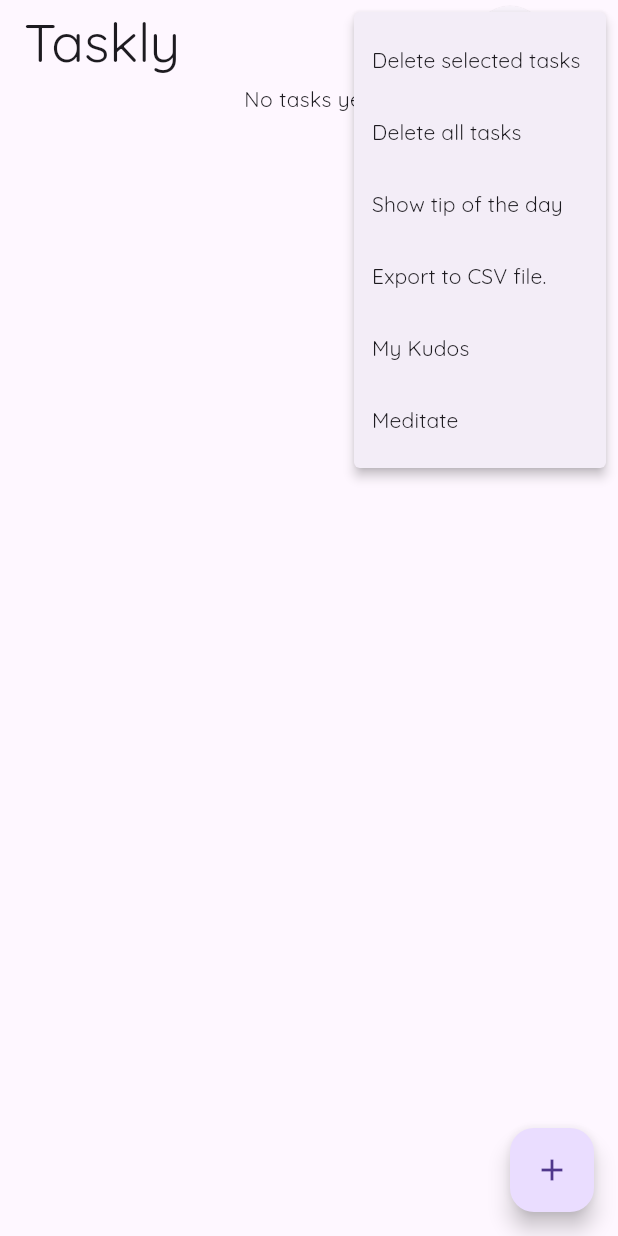
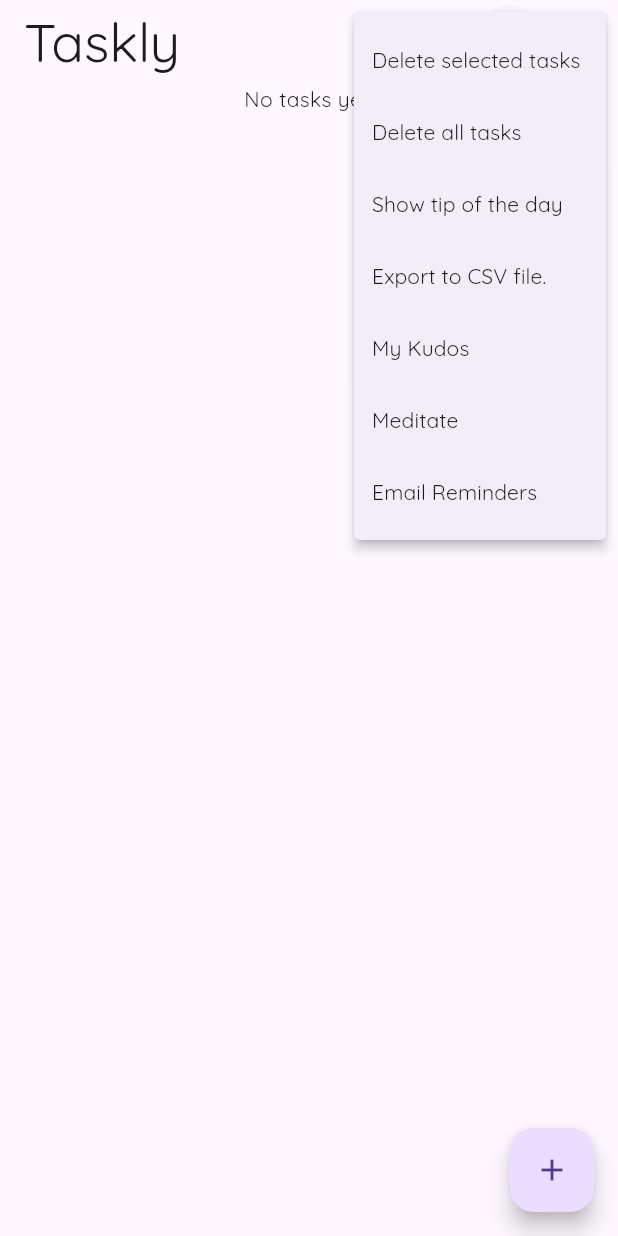
Before and after one commit to IMGIITRoorkee/Taskly, a Flutter app: the HomeScreen screen opened directly, after a tap on the "add" icon, after a tap on the "more vert" icon, on a phone screen of 412 x 824 dp. Run offline on Flutter 3.47's test engine with Material 3 defaults, Android fonts, the phone set to English and light mode, and no system bars; our stand-ins replace audioplayers, circular_countdown_timer, csv, file_picker, flutter_colorpicker, flutter_dotenv and 7 more; missing offline and left inert: choice, duration_picker, flutter_confetti, mailer, workmanager; accounts and stored records are empty; network calls fail.

Commit message:
Added user email option

```diff
--- a/lib/enums/taskoptions.dart
+++ b/lib/enums/taskoptions.dart
@@ -6,4 +6,5 @@ enum TaskOption {
   launchMeditationScreen,
   toggleTipVisibility,
   exportToCSV,
+  emailReminders,
 }
--- a/lib/main.dart
+++ b/lib/main.dart
@@ -5,14 +5,13 @@ import 'package:taskly/providers/theme_provider.dart';
 import 'package:taskly/screens/home_screen.dart';
 import 'package:taskly/screens/intro_screen.dart';
 import 'package:taskly/screens/splash_screen.dart';
-import 'package:taskly/service/email_service.dart';
 import 'package:taskly/service/local_db_service.dart';
 import 'package:taskly/service/speech_service.dart';
 import 'package:workmanager/workmanager.dart';
 
 void callbackDispatcher() {
   Workmanager().executeTask((task, inputData) async {
-    await EmailService.sendMessage();
+    //await EmailService.sendMessage();
     return Future.value(true);
   });
 }
--- a/lib/screens/home_screen.dart
+++ b/lib/screens/home_screen.dart
@@ -14,6 +14,7 @@ import 'package:taskly/screens/tasklist_screen.dart';
 import 'package:taskly/models/task.dart';
 import 'package:taskly/storage/task_storage.dart';
 import 'package:taskly/service/random_tip_service.dart';
+import 'package:taskly/widgets/email_reminder_card.dart';
 import 'package:taskly/widgets/theme_mode_switch.dart';
 import 'package:taskly/widgets/tip_of_day_card.dart';
 import 'dart:io';
@@ -189,6 +190,9 @@ class _HomeScreenState extends State<HomeScreen> {
         showtip = !showtip;
       } else if (option == TaskOption.exportToCSV) {
         exportToCSV(tasks);
+      } else if (option == TaskOption.emailReminders) {
+        showDialog(
+            context: context, builder: (context) => const EmailReminderCard());
       }
     });
     void _editTask(int index) async {
@@ -347,6 +351,10 @@ class _HomeScreenState extends State<HomeScreen> {
                   value: TaskOption.launchMeditationScreen,
                   child: Text("Meditate"),
                 ),
+                const PopupMenuItem(
+                  value: TaskOption.emailReminders,
+                  child: Text("Email Reminders"),
+                ),
               ];
             },
           ),
--- a/lib/screens/taskform_screen.dart
+++ b/lib/screens/taskform_screen.dart
@@ -2,6 +2,7 @@ import 'package:flutter/material.dart';
 import 'package:fluttertoast/fluttertoast.dart';
 import 'package:flutter_colorpicker/flutter_colorpicker.dart';
 import 'package:taskly/models/task.dart';
+import 'package:taskly/service/local_db_service.dart';
 import 'package:taskly/service/speech_service.dart';
 import 'package:taskly/constants.dart';
 import 'package:taskly/utils/date_utils.dart';
@@ -38,12 +39,14 @@ class _TaskFormScreenState extends State<TaskFormScreen> {
   int? reminder;
 
   bool isTitleListening = false;
+  String? userEmail;
 
   List<String> _filteredSuggestions = [];
 
   @override
   void initState() {
     super.initState();
+    _fetchSharedPref();
     editing = widget.task != null;
     _titleController = TextEditingController(text: widget.task?.title);
     _descController = TextEditingController(text: widget.task?.description);
@@ -65,6 +68,11 @@ class _TaskFormScreenState extends State<TaskFormScreen> {
 
     if (hasDeadline) deadline = widget.task?.deadline;
     reminder = widget.task?.reminder;
+  }
+
+  void _fetchSharedPref() async {
+    userEmail = await LocalDbService.getUserEmail();
+    setState(() {});
   }
 
   @override
@@ -351,6 +359,7 @@ class _TaskFormScreenState extends State<TaskFormScreen> {
         ),
       ),
       const Spacing(),
+      if (userEmail != null)
         Card(
           margin: const EdgeInsets.all(0),
           child: ListTile(
--- a/lib/service/local_db_service.dart
+++ b/lib/service/local_db_service.dart
@@ -2,6 +2,7 @@ import 'package:shared_preferences/shared_preferences.dart';
 
 class LocalDbService {
   static const String firstTimeKey = "FIRST_TIME";
+  static const String email = "EMAIL";
 
   static Future setFirstTime(bool value) async {
     SharedPreferences s = await SharedPreferences.getInstance();
@@ -12,4 +13,19 @@ class LocalDbService {
     SharedPreferences s = await SharedPreferences.getInstance();
     return s.getBool(firstTimeKey) ?? true;
   }
+
+  static Future setUserEmail(String e) async {
+    SharedPreferences s = await SharedPreferences.getInstance();
+    await s.setString(email, e);
+  }
+
+  static Future removeUserEmail() async {
+    SharedPreferences s = await SharedPreferences.getInstance();
+    await s.remove(email);
+  }
+
+  static Future<String?> getUserEmail() async {
+    SharedPreferences s = await SharedPreferences.getInstance();
+    return s.getString(email);
+  }
 }
```
Also changed, not shown: lib/widgets/email_reminder_card.dart (added, +78 -0 lines). Lines whose indentation alone changed are shown as unchanged.
